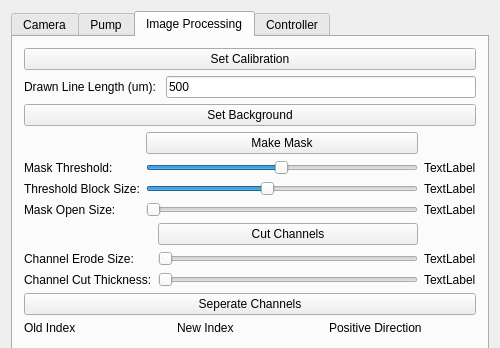
DaveSketchySpeedway/RoboDrop, file EVA01/ueva/setup.ui: the form before one commit; both pictures show x 0 to 500 and y 0 to 348 of the 500 by 800 pixel window.
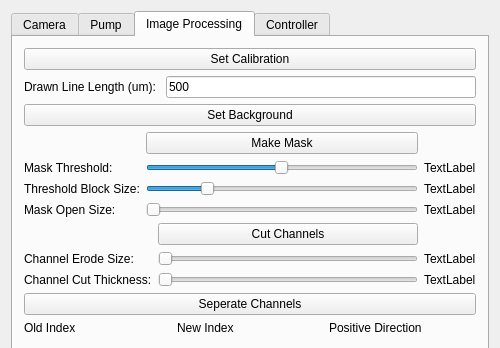
The form after the commit. The open tabs and pages were chosen to show the change.

The edit to the form file:
```diff
--- a/EVA01/ueva/setup.ui
+++ b/EVA01/ueva/setup.ui
@@ -221,7 +221,7 @@
               <number>1</number>
              </property>
              <property name="maximum">
-              <number>10</number>
+              <number>20</number>
              </property>
              <property name="pageStep">
               <number>1</number>
```
Left out of the diff: 10 changed lines with no effect on the pictures.
